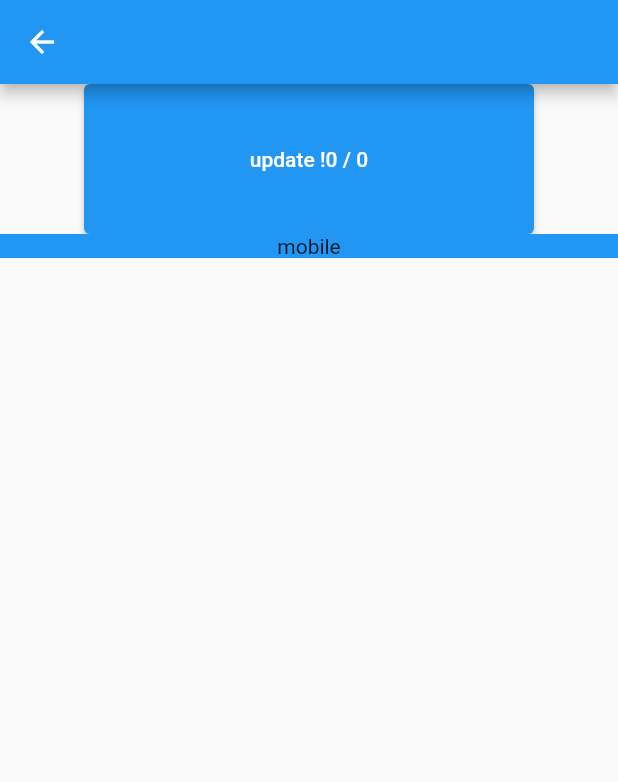
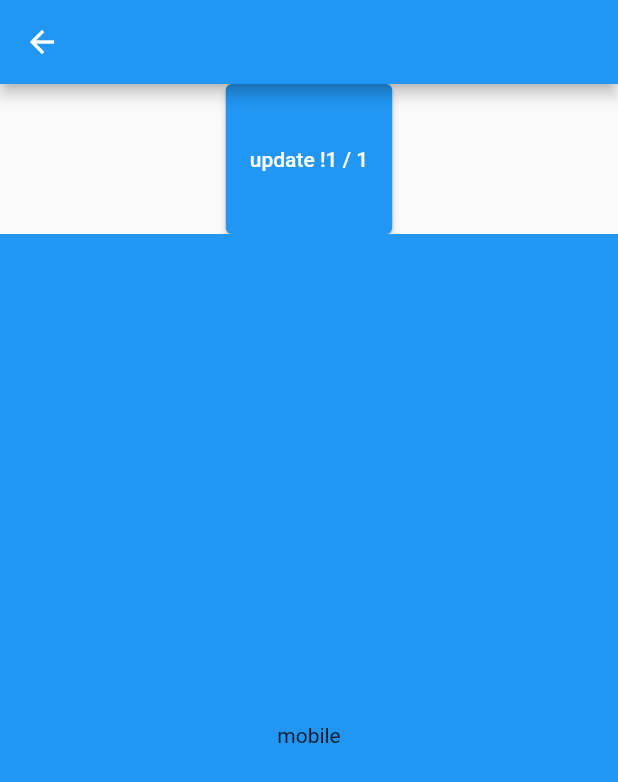
Before and after one commit to KKimj/flutter-template, a Flutter app: the SubPage screen opened by its route, after a tap on an icon or button, on a phone screen of 412 x 824 dp. Shown: the top 782 px of the screen. Run offline on Flutter 3.47's test engine with Material 2 defaults, Android fonts, the phone set to English and light mode, and no system bars; our stand-ins replace freezed_annotation, get, responsive_builder.

Commit message:
update viewmodel & ui

```diff
--- a/flutter_template_project/lib/viewmodels/test_viewmodel.dart
+++ b/flutter_template_project/lib/viewmodels/test_viewmodel.dart
@@ -2,10 +2,10 @@ import 'package:flutter_template_project/core_packages.dart';
 import 'package:flutter_template_project/models/test_model.dart';
 
 class TestViewmodel extends GetxController {
-  var test = Test(id: 0, value: 0);
+  var test = Test(id: 0, value: 0).obs;
 
   void test_update({required int id, required int value}) {
-    test = test.copyWith(id: id, value: value);
+    test = test.value.copyWith(id: id, value: value).obs;
     update();
   }
 
--- a/flutter_template_project/lib/views/sub_page.dart
+++ b/flutter_template_project/lib/views/sub_page.dart
@@ -1,7 +1,8 @@
 import 'package:flutter/material.dart';
-import 'package:flutter_template_project/viewmodels/test_viewmodel.dart';
 import 'package:get/get.dart';
 import 'package:responsive_builder/responsive_builder.dart';
+
+import 'package:flutter_template_project/viewmodels/test_viewmodel.dart';
 
 class SubPage extends StatelessWidget {
   @override
@@ -13,18 +14,20 @@ class SubPage extends StatelessWidget {
           children: [
             SizedBox(
               height: 100,
-              width: 300,
-              child: ElevatedButton(
+              child: GetBuilder<TestViewmodel>(builder: (_) {
+                return ElevatedButton(
                   onPressed: () {
-                  var id = TestViewmodel.to.test.id + 1;
-                  var value = TestViewmodel.to.test.value + 1;
+                    var id = TestViewmodel.to.test.value.id + 1;
+                    var value = TestViewmodel.to.test.value.value + 1;
                     TestViewmodel.to.test_update(id: id, value: value);
                   },
                   child: Text('update !'
-                    '${TestViewmodel.to.test.id} / ${TestViewmodel.to.test.value}'),
+                      '${TestViewmodel.to.test.value.id} / ${TestViewmodel.to.test.value.value}'),
+                );
+              }),
             ),
-            ),
-            ScreenTypeLayout(
+            Expanded(
+              child: ScreenTypeLayout(
                 // breakpoints: ScreenBreakpoints(tablet: 600, desktop: 950, watch: 300),
                 mobile: Container(
                   color: Colors.blue,
@@ -43,6 +46,7 @@ class SubPage extends StatelessWidget {
                   child: Center(child: Text('watch')),
                 ),
               ),
+            ),
           ],
         ),
       ),
```
Also changed, not shown: flutter_template_project/lib/views/main_page.dart (+11 -19 lines). Lines whose indentation alone changed are shown as unchanged.
